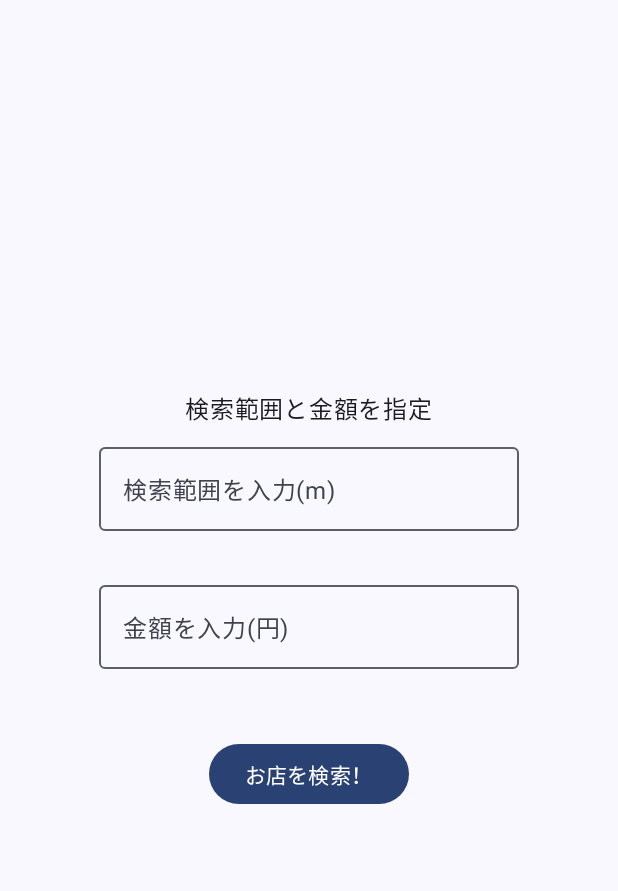
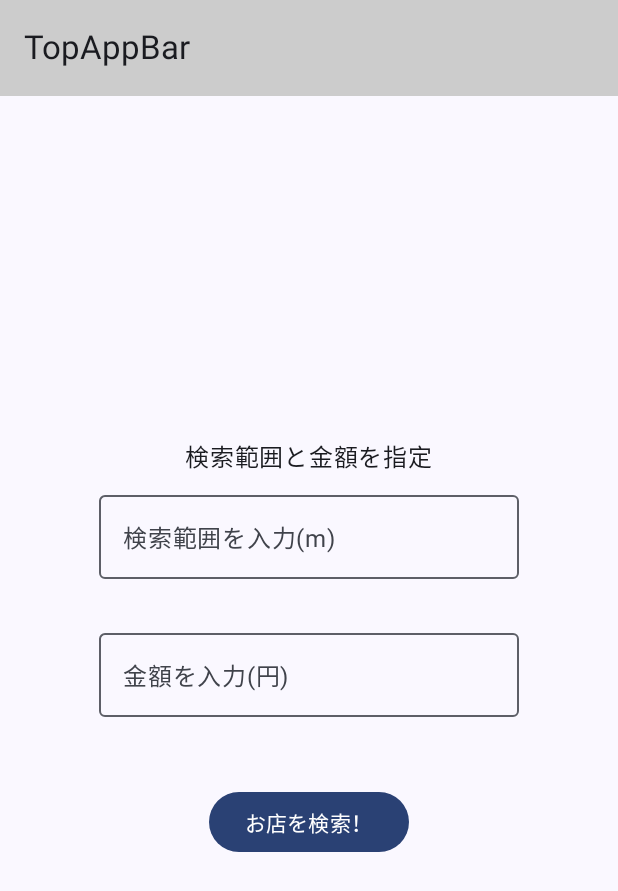
Before and after one commit to mintear0/RestaurantSearch, an Android app built with Jetpack Compose: the screen it shows after launch (MainActivity), on a phone screen of 412 x 824 dp. Shown: the top 891 px of the screen. Run offline under Robolectric (Android 15) with nearby library versions, the phone set to English and light mode, and no system bars; our stand-ins replace livedata-compose.

Commit message:
距離での絞り込みの実装

```diff
--- a/app/src/main/java/com/example/restaurantsearch/MainActivity.kt
+++ b/app/src/main/java/com/example/restaurantsearch/MainActivity.kt
@@ -9,14 +9,18 @@ import androidx.activity.compose.setContent
 import androidx.lifecycle.Observer
 import androidx.compose.*
 import androidx.compose.foundation.layout.fillMaxSize
+import androidx.compose.foundation.layout.padding
+import androidx.compose.material3.Scaffold
 import androidx.compose.material3.Surface
 import androidx.compose.material3.Text
 import androidx.compose.runtime.Composable
 import androidx.compose.ui.*
+import androidx.compose.ui.unit.dp
 import androidx.lifecycle.LiveData
 import androidx.lifecycle.MutableLiveData
 import androidx.navigation.compose.rememberNavController
 import com.example.restaurantsearch.navigation.AppNavHost
+import com.example.restaurantsearch.screens.MyApp
 import com.example.restaurantsearch.ui.theme.*
 
 class MainActivity : AppCompatActivity() {
@@ -30,12 +34,5 @@ class MainActivity : AppCompatActivity() {
         }
     }
 
-    @Composable
-    fun MyApp(modifier: Modifier = Modifier) {
-        val navController = rememberNavController()
 
-        Surface(modifier) {
-            AppNavHost(navController)
-        }
-    }
 }
--- a/app/src/main/java/com/example/restaurantsearch/deta/DistanceMeasure.kt
+++ /dev/null
@@ -1,4 +0,0 @@
-package com.example.restaurantsearch.deta
-
-class DistanceMeasure {
-}
--- a/app/src/main/java/com/example/restaurantsearch/navigation/AppNavHost.kt
+++ b/app/src/main/java/com/example/restaurantsearch/navigation/AppNavHost.kt
@@ -1,5 +1,7 @@
 package com.example.restaurantsearch.navigation
 
+import androidx.compose.foundation.layout.PaddingValues
+import androidx.compose.foundation.layout.padding
 import androidx.compose.runtime.Composable
 import androidx.compose.ui.Modifier
 import androidx.lifecycle.viewmodel.compose.viewModel
@@ -11,20 +13,22 @@ import androidx.navigation.navArgument
 import com.example.restaurantsearch.screens.ConditionScreen
 import com.example.restaurantsearch.screens.SearchingScreen
 import com.example.restaurantsearch.screens.ResultScreen
+import com.example.restaurantsearch.viewmodel.ConditionViewModel
 import com.example.restaurantsearch.viewmodel.RestaurantViewModel
 import com.example.restaurantsearch.viewmodel.SearchViewModel
 
 @Composable
-fun AppNavHost(navController: NavHostController, modifier: Modifier = Modifier) {
+fun AppNavHost(navController: NavHostController, modifier: Modifier = Modifier, paddingValues: PaddingValues) {
+    val conditionViewModel: ConditionViewModel = viewModel()
     val searchViewModel: SearchViewModel = viewModel()
     val restaurantViewModel : RestaurantViewModel = viewModel()
     NavHost(
         navController = navController,
         startDestination = "condition",
-        modifier = modifier
+        modifier = modifier.padding(paddingValues)
     ) {
         composable("condition") {
-            ConditionScreen(modifier, navController)
+            ConditionScreen(modifier, navController, conditionViewModel)
         }
         composable("searching/{budget}/{range}",
             arguments = listOf(
@@ -38,7 +42,7 @@ fun AppNavHost(navController: NavHostController, modifier: Modifier = Modifier)
             SearchingScreen(modifier, navController, searchViewModel, restaurantViewModel, budget, range)
         }
         composable("result") {
-            ResultScreen(modifier, restaurantViewModel)
+            ResultScreen(modifier, restaurantViewModel, conditionViewModel.range)
         }
     }
 }
--- a/app/src/main/java/com/example/restaurantsearch/screens/ConditionScreen.kt
+++ b/app/src/main/java/com/example/restaurantsearch/screens/ConditionScreen.kt
@@ -1,5 +1,7 @@
 package com.example.restaurantsearch.screens
 
+import android.app.Activity
+import android.util.Log
 import androidx.compose.foundation.layout.Arrangement
 import androidx.compose.foundation.layout.Column
 import androidx.compose.foundation.layout.fillMaxSize
@@ -15,38 +17,51 @@ import androidx.compose.runtime.setValue
 import androidx.compose.ui.Alignment
 import androidx.compose.ui.Modifier
 import androidx.compose.ui.graphics.Color
+import androidx.compose.ui.platform.LocalContext
 import androidx.compose.ui.unit.dp
 import androidx.lifecycle.viewmodel.compose.viewModel
 import androidx.navigation.NavController
+import com.example.restaurantsearch.util.PermissionUtils
 import com.example.restaurantsearch.viewmodel.ConditionViewModel
 
 @Composable
 fun ConditionScreen(
     modifier: Modifier = Modifier,
-    navController: NavController
+    navController: NavController,
+    conditionViewModel: ConditionViewModel
 ) {
-    val viewModel: ConditionViewModel = viewModel()
     var showError by remember { mutableStateOf(false) } // エラー表示フラグ
+    val context = LocalContext.current
+    val activity = context as? Activity
 
     Column(
         modifier = modifier.fillMaxSize(),
         verticalArrangement = Arrangement.Center,
         horizontalAlignment = Alignment.CenterHorizontally
     ) {
+        if(activity != null)
+        {
+            if (!PermissionUtils.checkLocationPermission(activity)) {
+                PermissionUtils.requestLocationPermission(activity)
+            } else {
+                Log.e("SearchingScreen", "Permissionがないよ")
+            }
+        }
+
         Text("検索範囲と金額を指定")
 
-        InputRange(viewModel, showError)
-        InputBudget(viewModel, showError)
+        InputRange(conditionViewModel, showError)
+        InputBudget(conditionViewModel, showError)
 
         Button(
             modifier = Modifier
                 .padding(vertical = 24.dp),
             onClick = {
-                if (viewModel.range.isEmpty() || viewModel.budget.isEmpty()) {
+                if (conditionViewModel.range.isEmpty() || conditionViewModel.budget.isEmpty()) {
                     showError = true // 入力が空ならエラー表示
                 } else {
                     showError = false
-                    navController.navigate("searching/${viewModel.range}/${viewModel.budget}")
+                    navController.navigate("searching/${conditionViewModel.range}/${conditionViewModel.budget}")
                 }
             }
         ) {
--- /dev/null
+++ b/app/src/main/java/com/example/restaurantsearch/screens/MyApp.kt
@@ -0,0 +1,37 @@
+package com.example.restaurantsearch.screens
+
+import androidx.compose.foundation.layout.Box
+import androidx.compose.foundation.layout.padding
+import androidx.compose.material3.ExperimentalMaterial3Api
+import androidx.compose.material3.MaterialTheme
+import androidx.compose.material3.Scaffold
+import androidx.compose.material3.Surface
+import androidx.compose.material3.Text
+import androidx.compose.material3.TopAppBar
+import androidx.compose.material3.TopAppBarDefaults
+import androidx.compose.material3.TopAppBarDefaults.topAppBarColors
+import androidx.compose.runtime.Composable
+import androidx.compose.ui.Modifier
+import androidx.compose.ui.graphics.Color
+import androidx.compose.ui.unit.dp
+import androidx.navigation.compose.rememberNavController
+import com.example.restaurantsearch.navigation.AppNavHost
+
+@OptIn(ExperimentalMaterial3Api::class)
+@Composable
+fun MyApp(modifier: Modifier = Modifier) {
+    val navController = rememberNavController()
+
+    Scaffold(
+        topBar = {
+            TopAppBar(
+                title = {
+                    Box() { Text( text = "TopAppBar" ) }
+                },
+                colors = TopAppBarDefaults.topAppBarColors(containerColor = Color.LightGray)
+            )
+        },
+    ) { padding ->
+        AppNavHost(navController, modifier, padding)
+    }
+}
--- /dev/null
+++ b/app/src/main/java/com/example/restaurantsearch/screens/MyAppBar.kt
@@ -0,0 +1,5 @@
+package com.example.restaurantsearch.screens
+
+class MyAppBar {
+
+}
--- a/app/src/main/java/com/example/restaurantsearch/screens/SearchingScreen.kt
+++ b/app/src/main/java/com/example/restaurantsearch/screens/SearchingScreen.kt
@@ -69,7 +69,7 @@ fun SearchingScreen(
             Log.d("SearchingScreen", "restaurantsは{$restaurants}だよ")
             navController.navigate("result")
         }
-        Log.e("SearchingScreen", "restaurantsは{$restaurants}だよ")
+        Log.d("SearchingScreen", "restaurantsは{$restaurants}だよ")
     }
 
     DisposableEffect(Unit) {
@@ -84,12 +84,12 @@ fun SearchingScreen(
         horizontalAlignment = Alignment.CenterHorizontally
     ) {
         if (activity != null) {
-            Text("条件に合うレストランを検索中...")
             if (PermissionUtils.checkLocationPermission(activity)) {
+                Text("条件に合うレストランを検索中...")
                 searchViewModel.requestLocation()
                 Log.d("SearchingScreen", "requestLocation()は動いたよ")
             } else {
-                PermissionUtils.requestLocationPermission(activity)
+                Text("位置情報の利用が許可されていません。設定から位置情報の許可をしてください。")
                 Log.e("SearchingScreen", "Permissionがないよ")
             }
 
--- a/app/src/main/java/com/example/restaurantsearch/ui/theme/Theme.kt
+++ b/app/src/main/java/com/example/restaurantsearch/ui/theme/Theme.kt
@@ -115,18 +115,21 @@ fun SearchingScreenPreview() {
     SearchingScreen(modifier: Modifier = Modifier, navController)
 }
 */
+/*
 @Preview(
     showBackground = true,
     widthDp = 320,
     uiMode = UI_MODE_NIGHT_YES,
     name = "GreetingPreviewDark"
 )
+*/
+/*
 @Preview(showBackground = true, widthDp = 320)
 @Composable
 fun ResultPreview() {
     ResultScreen()
 }
-
+*/
 /*
 @Preview
 @Composable
```
Also changed, not shown: app/src/main/java/com/example/restaurantsearch/screens/ResultScreen.kt (+10 -3 lines), app/src/main/java/com/example/restaurantsearch/util/DistanceMeasure.kt (added, +62 -0 lines).
